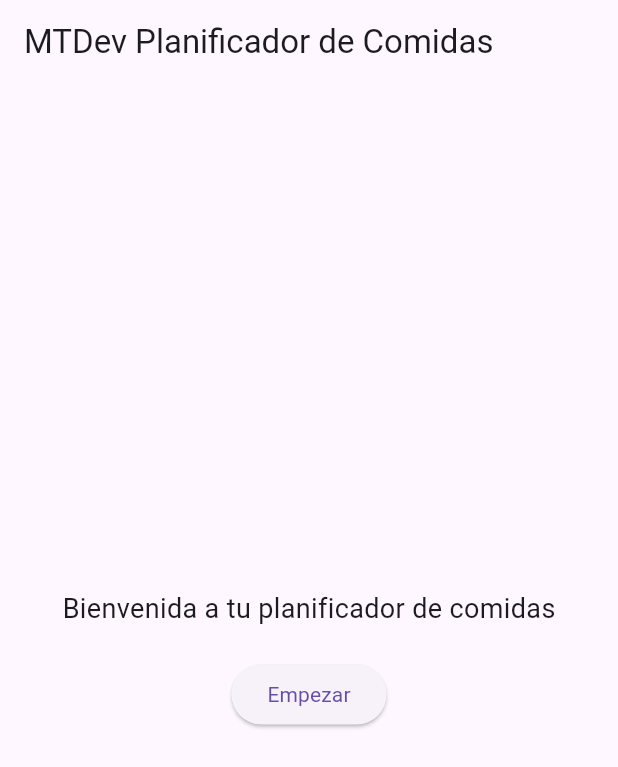
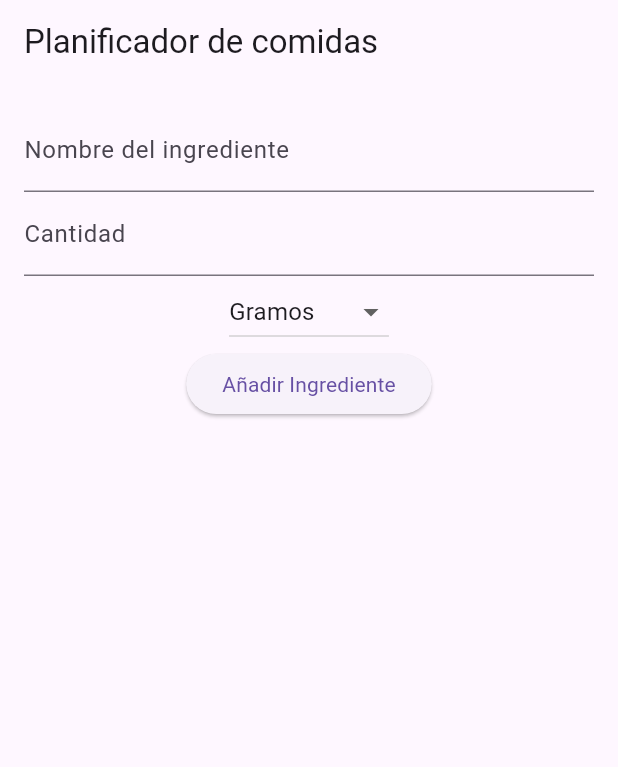
Before and after one commit to martatorredev/mtdev-planificador-comidas, a Flutter app: the screen it shows after launch, on a phone screen of 412 x 824 dp. Shown: the top 767 px of the screen. Run offline on Flutter 3.47's test engine with Material 3 defaults, Android fonts, the phone set to English and light mode, and no system bars.

Commit message:
fix other problems

```diff
--- /dev/null
+++ b/lib/models/ingredient.dart
@@ -0,0 +1,7 @@
+class Ingredient {
+  final String name;
+  final double quantity;
+  final String unit;
+
+  Ingredient({required this.name, required this.quantity, required this.unit});
+}
--- a/lib/screens/home_screen.dart
+++ b/lib/screens/home_screen.dart
@@ -1,33 +1,117 @@
-import 'dart:developer' as developer;
 import 'package:flutter/material.dart';
+import '../models/ingredient.dart';
 
-class HomeScreen extends StatelessWidget {
-  const HomeScreen({super.key}); // El parámetro 'key' se pasa como superparameter.
+// Public widget
+class HomeScreen extends StatefulWidget {
+  const HomeScreen({super.key});
+
+  @override
+  HomeScreenState createState() => HomeScreenState(); // Cambiar a tipo público
+}
+
+// Clase pública asociada
+class HomeScreenState extends State<HomeScreen> {
+  final List<Ingredient> _ingredients = [];
+
+  void _addIngredient(String name, double quantity, String unit) {
+    setState(() {
+      _ingredients.add(Ingredient(name: name, quantity: quantity, unit: unit));
+    });
+  }
 
   @override
   Widget build(BuildContext context) {
     return Scaffold(
       appBar: AppBar(
-        title: const Text('MTDev Planificador de Comidas'),
+        title: const Text('Planificador de comidas'),
       ),
-      body: Center(
-        child: Column(
-          mainAxisAlignment: MainAxisAlignment.center,
-          children: <Widget>[
-            const Text(
-              'Bienvenida a tu planificador de comidas',
-              style: TextStyle(fontSize: 18),
+      body: Column(
+        children: [
+          IngredientForm(onAddIngredient: _addIngredient),
+          Expanded(
+            child: ListView.builder(
+              itemCount: _ingredients.length,
+              itemBuilder: (ctx, index) {
+                final ingredient = _ingredients[index];
+                return ListTile(
+                  title: Text('${ingredient.name}'),
+                  subtitle: Text('${ingredient.quantity} ${ingredient.unit}'),
+                );
+              },
             ),
-            const SizedBox(height: 20),
-            ElevatedButton(
-              onPressed: () {
-                developer.log('Botón "Empezar" pulsado'); // Sustituye print.
-              },
-              child: const Text('Empezar'),
-            ),
-          ],
-        ),
+          ),
+        ],
       ),
     );
   }
 }
+
+// Public widget
+class IngredientForm extends StatefulWidget {
+  final void Function(String, double, String) onAddIngredient;
+
+  const IngredientForm({super.key, required this.onAddIngredient});
+
+  @override
+  IngredientFormState createState() => IngredientFormState(); // Cambiar a tipo público
+}
+
+// Clase pública asociada
+class IngredientFormState extends State<IngredientForm> {
+  final _nameController = TextEditingController();
+  final _quantityController = TextEditingController();
+  String _unit = 'grams';
+
+  void _submitForm() {
+    final name = _nameController.text;
+    final quantity = double.tryParse(_quantityController.text);
+
+    if (name.isEmpty || quantity == null || quantity <= 0) {
+      return;
+    }
+
+    widget.onAddIngredient(name, quantity, _unit);
+    _nameController.clear();
+    _quantityController.clear();
+    setState(() {
+      _unit = 'grams';
+    });
+  }
+
+  @override
+  Widget build(BuildContext context) {
+    return Padding(
+      padding: const EdgeInsets.all(16.0),
+      child: Column(
+        children: [
+          TextField(
+            controller: _nameController,
+            decoration: const InputDecoration(labelText: 'Nombre del ingrediente'),
+          ),
+          TextField(
+            controller: _quantityController,
+            keyboardType: TextInputType.number,
+            decoration: const InputDecoration(labelText: 'Cantidad'),
+          ),
+          DropdownButton<String>(
+            value: _unit,
+            items: const [
+              DropdownMenuItem(value: 'grams', child: Text('Gramos')),
+              DropdownMenuItem(value: 'kilograms', child: Text('Kilogramos')),
+              DropdownMenuItem(value: 'liters', child: Text('Litros')),
+            ],
+            onChanged: (value) {
+              setState(() {
+                _unit = value!;
+              });
+            },
+          ),
+          ElevatedButton(
+            onPressed: _submitForm,
+            child: const Text('Añadir Ingrediente'),
+          ),
+        ],
+      ),
+    );
+  }
+}
```
